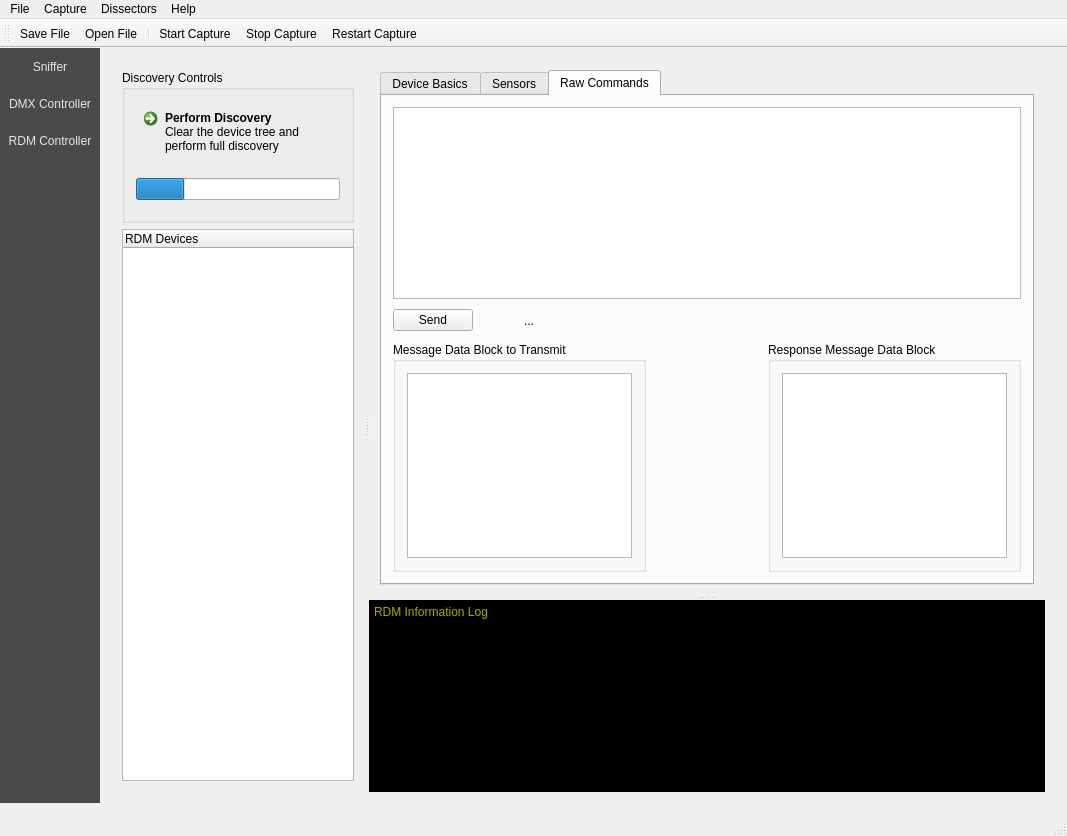
Before: the Qt Designer form ui/mainwindow.ui in ETCLabs/ETCDmxTool, drawn with Qt 5.
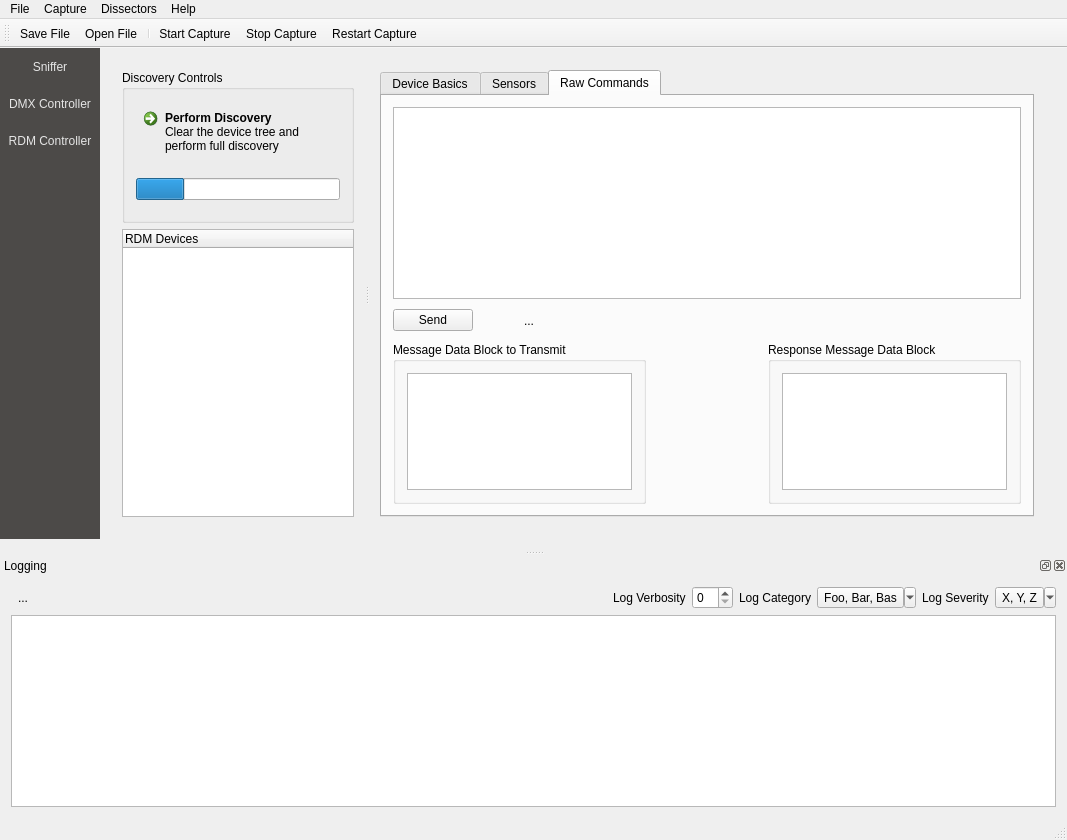
After: the same form once the commit is applied. The open tabs and pages were chosen to show the change. Icons and pictures are not drawn.

Commit message:
Convert qDebug messages to logging
Use new logging mechanism

```diff
--- a/ui/mainwindow.ui
+++ b/ui/mainwindow.ui
@@ -7,7 +7,7 @@
     <x>0</x>
     <y>0</y>
     <width>1067</width>
-    <height>836</height>
+    <height>840</height>
    </rect>
   </property>
   <property name="windowTitle">
@@ -1159,23 +1159,6 @@
              </item>
             </layout>
            </widget>
-           <widget class="QPlainTextEdit" name="teRdmControlLog">
-            <property name="sizePolicy">
-             <sizepolicy hsizetype="Expanding" vsizetype="Minimum">
-              <horstretch>10</horstretch>
-              <verstretch>0</verstretch>
-             </sizepolicy>
-            </property>
-            <property name="styleSheet">
-             <string notr="true">background-color: rgb(0, 0, 0);
-color: rgb(170, 170, 0);
-font: 8pt &quot;Courier New&quot;;</string>
-            </property>
-            <property name="plainText">
-             <string>RDM Information Log
-</string>
-            </property>
-           </widget>
           </widget>
          </widget>
         </item>
@@ -1256,6 +1239,115 @@
    <addaction name="actionStop_Capture"/>
    <addaction name="actionRestart_Capture"/>
   </widget>
+  <widget class="QDockWidget" name="dwLogging">
+   <property name="windowTitle">
+    <string>Logging</string>
+   </property>
+   <attribute name="dockWidgetArea">
+    <number>8</number>
+   </attribute>
+   <widget class="QWidget" name="dockWidgetContents">
+    <layout class="QVBoxLayout" name="verticalLayout_12">
+     <item>
+      <layout class="QHBoxLayout" name="horizontalLayout_8">
+       <item>
+        <widget class="QToolButton" name="tbSaveLog">
+         <property name="text">
+          <string>...</string>
+         </property>
+         <property name="icon">
+          <iconset resource="../res/resources.qrc">
+           <normaloff>:/MainWindow/save.png</normaloff>:/MainWindow/save.png</iconset>
+         </property>
+         <property name="autoRaise">
+          <bool>true</bool>
+         </property>
+        </widget>
+       </item>
+       <item>
+        <spacer name="horizontalSpacer_6">
+         <property name="orientation">
+          <enum>Qt::Horizontal</enum>
+         </property>
+         <property name="sizeHint" stdset="0">
+          <size>
+           <width>40</width>
+           <height>20</height>
+          </size>
+         </property>
+        </spacer>
+       </item>
+       <item>
+        <widget class="QLabel" name="label_4">
+         <property name="text">
+          <string>Log Verbosity</string>
+         </property>
+        </widget>
+       </item>
+       <item>
+        <widget class="QSpinBox" name="sbLogVerbosity"/>
+       </item>
+       <item>
+        <widget class="QLabel" name="label_2">
+         <property name="text">
+          <string>Log Category</string>
+         </property>
+        </widget>
+       </item>
+       <item>
+        <widget class="QToolButton" name="tbCategory">
+         <property name="text">
+          <string>Foo, Bar, Bas</string>
+         </property>
+         <property name="popupMode">
+          <enum>QToolButton::MenuButtonPopup</enum>
+         </property>
+         <property name="toolButtonStyle">
+          <enum>Qt::ToolButtonTextBesideIcon</enum>
+         </property>
+         <property name="arrowType">
+          <enum>Qt::NoArrow</enum>
+         </property>
+        </widget>
+       </item>
+       <item>
+        <widget class="QLabel" name="label_3">
+         <property name="text">
+          <string>Log Severity</string>
+         </property>
+        </widget>
+       </item>
+       <item>
+        <widget class="QToolButton" name="tbSeverity">
+         <property name="text">
+          <string>X, Y, Z</string>
+         </property>
+         <property name="popupMode">
+          <enum>QToolButton::MenuButtonPopup</enum>
+         </property>
+         <property name="toolButtonStyle">
+          <enum>Qt::ToolButtonTextOnly</enum>
+         </property>
+         <property name="arrowType">
+          <enum>Qt::NoArrow</enum>
+         </property>
+        </widget>
+       </item>
+      </layout>
+     </item>
+     <item>
+      <widget class="QListView" name="lvLog">
+       <property name="showDropIndicator" stdset="0">
+        <bool>false</bool>
+       </property>
+       <property name="selectionMode">
+        <enum>QAbstractItemView::NoSelection</enum>
+       </property>
+      </widget>
+     </item>
+    </layout>
+   </widget>
+  </widget>
   <action name="actionStart_Capture">
    <property name="checkable">
     <bool>true</bool>
```
Left out of the diff: 2 changed lines with no effect on the pictures. The commit also changes 17 other files.
